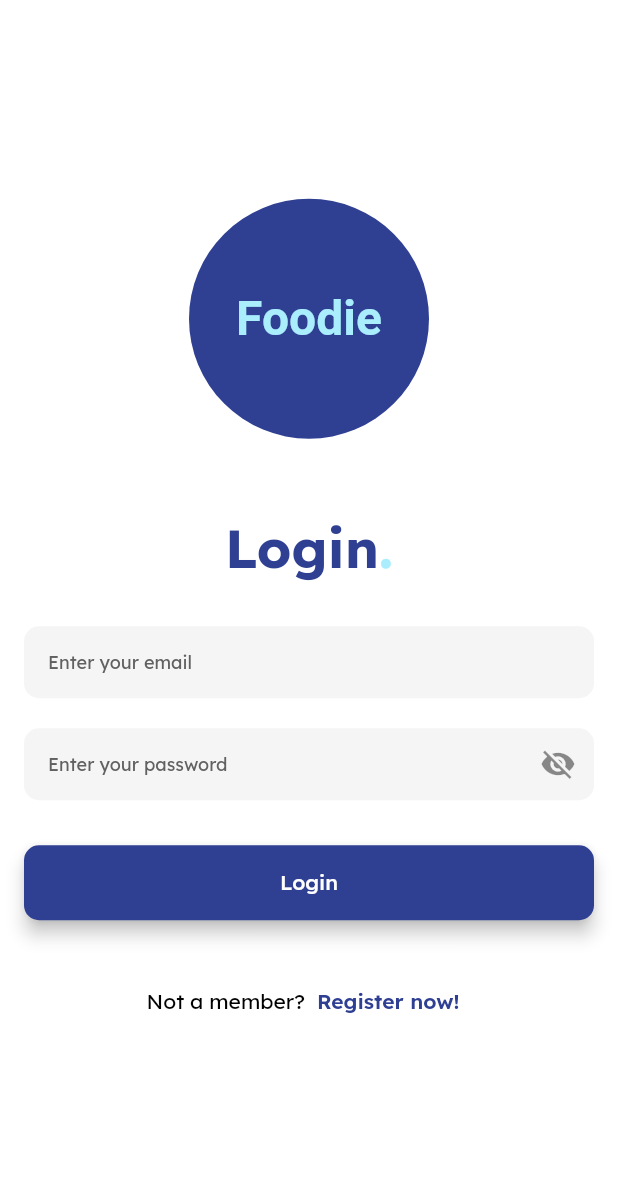
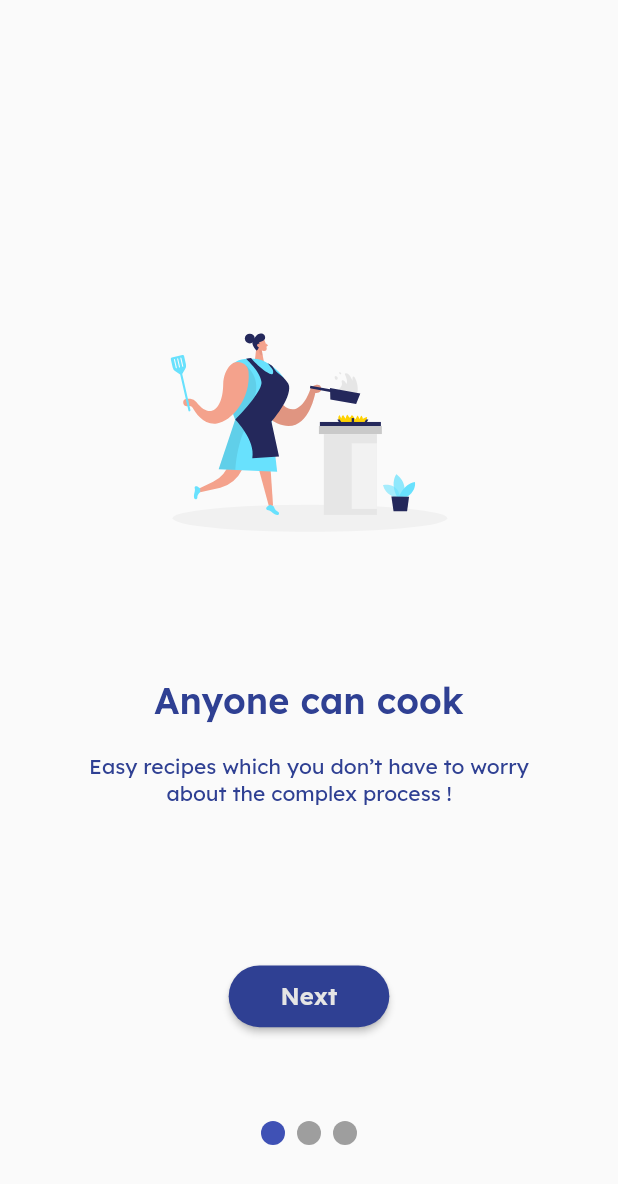
Before and after one commit to Naveenchand06/Food-App, a Flutter app: the screen it shows after launch, on a phone screen of 412 x 824 dp. Shown: the top 1184 px of the screen. Run offline on Flutter 3.47's test engine with Material 2 defaults, Android fonts, the phone set to English and light mode, and no system bars; drawn by our look-alikes of smooth_page_indicator; our stand-ins replace cloud_firestore, firebase_auth, firebase_core, flutter_svg, google_fonts, hooks_riverpod; accounts and stored records are empty.

Commit message:
Onboarding Screen - Done

```diff
--- /dev/null
+++ b/lib/app/components/widgets/simple_button.dart
@@ -0,0 +1,43 @@
+import 'package:flutter/material.dart';
+
+import '../../../utils/app_colors.dart';
+
+class SimpleButton extends StatelessWidget {
+  const SimpleButton({
+    super.key,
+    required this.text,
+    this.bgColor = AppColor.primaryColor,
+    this.textColor = AppColor.whiteColor,
+    required this.onPress,
+  });
+
+  final String text;
+  final Color bgColor;
+  final Color textColor;
+  final Function()? onPress;
+
+  @override
+  Widget build(BuildContext context) {
+    double sh = MediaQuery.of(context).size.height;
+    double sw = MediaQuery.of(context).size.width;
+
+    return ElevatedButton(
+      onPressed: onPress,
+      style: ElevatedButton.styleFrom(
+        backgroundColor: bgColor,
+        minimumSize: Size(sw * 26 / 100, sh * 5 / 100),
+        shape: RoundedRectangleBorder(
+          borderRadius: BorderRadius.circular(30.0),
+        ),
+      ),
+      child: Text(
+        'Next',
+        style: TextStyle(
+          fontSize: 16.0,
+          color: textColor,
+          fontWeight: FontWeight.w600,
+        ),
+      ),
+    );
+  }
+}
--- /dev/null
+++ b/lib/app/features/authentication/views/onboard/onboard_page.dart
@@ -0,0 +1,70 @@
+import 'package:flutter/material.dart';
+import 'package:flutter_svg/svg.dart';
+import 'package:food_app_ui/utils/app_colors.dart';
+
+class OnBoardPage extends StatelessWidget {
+  OnBoardPage({
+    super.key,
+    required this.num,
+  });
+
+  final int num;
+
+  final List<String> imgs = [
+    'assets/images/onboard-illus-1.svg',
+    'assets/images/onboard-illus-2.svg',
+    'assets/images/onboard-illus-3.svg'
+  ];
+
+  final List<String> titles = [
+    'Anyone can cook',
+    'Explore recipes',
+    'New Recipes every week'
+  ];
+
+  final List<String> subTitles = [
+    'Easy recipes which you don’t have to worry about the complex process !',
+    'You can find N’ number of dishes in Foodie. Make sure to give a try everyday !',
+    'Tired of cooking same dish again and again? Foodie is here to lift the bear ! Enjoy brand new recipes every week !'
+  ];
+
+  @override
+  Widget build(BuildContext context) {
+    double sh = MediaQuery.of(context).size.height;
+    double sw = MediaQuery.of(context).size.width;
+
+    return Column(
+      children: [
+        SizedBox(height: sh * 20 / 100),
+        SvgPicture.asset(
+          imgs[num],
+          height: sh * 30 / 100,
+          width: sw * 60 / 100,
+        ),
+        const SizedBox(height: 40.0),
+        Text(
+          titles[num],
+          textAlign: TextAlign.center,
+          style: const TextStyle(
+            fontSize: 24.0,
+            color: AppColor.primaryColor,
+            fontWeight: FontWeight.w600,
+          ),
+        ),
+        const SizedBox(height: 20.0),
+        SizedBox(
+          width: sw * 80 / 100,
+          child: Text(
+            subTitles[num],
+            textAlign: TextAlign.center,
+            style: const TextStyle(
+              fontSize: 14.0,
+              color: AppColor.primaryColor,
+              fontWeight: FontWeight.w400,
+            ),
+          ),
+        )
+      ],
+    );
+  }
+}
--- /dev/null
+++ b/lib/app/features/authentication/views/onboarding_screen.dart
@@ -0,0 +1,44 @@
+import 'package:flutter/material.dart';
+import 'package:food_app_ui/app/components/widgets/simple_button.dart';
+import 'package:food_app_ui/app/features/authentication/views/onboard/onboard_page.dart';
+import 'package:smooth_page_indicator/smooth_page_indicator.dart';
+
+class OnBoardingScreen extends StatelessWidget {
+  OnBoardingScreen({super.key});
+
+  final PageController _controller = PageController();
+
+  @override
+  Widget build(BuildContext context) {
+    return Scaffold(
+      body: Stack(
+        children: [
+          PageView(
+            controller: _controller,
+            children: [
+              OnBoardPage(num: 0),
+              OnBoardPage(num: 1),
+              OnBoardPage(num: 2),
+            ],
+          ),
+          Container(
+            alignment: const Alignment(0, 0.65),
+            child: SimpleButton(
+              text: 'Next',
+              onPress: () {
+                debugPrint('Controller  -> ${_controller.page}');
+              },
+            ),
+          ),
+          Container(
+            alignment: const Alignment(0, 0.85),
+            child: SmoothPageIndicator(
+              controller: _controller,
+              count: 3,
+            ),
+          ),
+        ],
+      ),
+    );
+  }
+}
--- a/lib/main.dart
+++ b/lib/main.dart
@@ -1,6 +1,7 @@
 import 'package:firebase_core/firebase_core.dart';
 import 'package:flutter/material.dart';
 import 'package:food_app_ui/app/app.dart';
+import 'package:food_app_ui/app/features/authentication/views/onboarding_screen.dart';
 import 'package:google_fonts/google_fonts.dart';
 import 'package:hooks_riverpod/hooks_riverpod.dart';
 import 'firebase_options.dart';
@@ -24,7 +25,7 @@ class MyApp extends StatelessWidget {
       theme: ThemeData(
         textTheme: GoogleFonts.lexendTextTheme(),
       ),
-      home: const App(),
+      home: OnBoardingScreen(),
     );
   }
 }
--- a/lib/utils/app_colors.dart
+++ b/lib/utils/app_colors.dart
@@ -4,6 +4,7 @@ class AppColor {
   static const primaryColor = Color(0xff2F4093);
   static const secondaryColor = Color(0xffAAEEFE);
   static const whiteColor = Color(0xffE5E5E5);
+  static const appYellow = Color(0xffFFD200);
 
   const AppColor._();
 }
--- a/pubspec.yaml
+++ b/pubspec.yaml
@@ -40,6 +40,8 @@ dependencies:
   cloud_firestore: ^4.5.3
   hooks_riverpod: ^2.3.6
   google_fonts: ^4.0.4
+  flutter_svg: ^2.0.6
+  smooth_page_indicator: ^1.1.0
 
 dev_dependencies:
   flutter_test:
@@ -63,8 +65,8 @@ flutter:
   uses-material-design: true
 
   # To add assets to your application, add an assets section, like this:
-  # assets:
-  #   - images/a_dot_burr.jpeg
+  assets:
+    - assets/images/
   #   - images/a_dot_ham.jpeg
 
   # An image asset can refer to one or more resolution-specific "variants", see
```
Also changed, not shown: assets/images/onboard-illus-1.svg (added), assets/images/onboard-illus-2.svg (added), assets/images/onboard-illus-3.svg (added), pubspec.lock, 1 other file.
